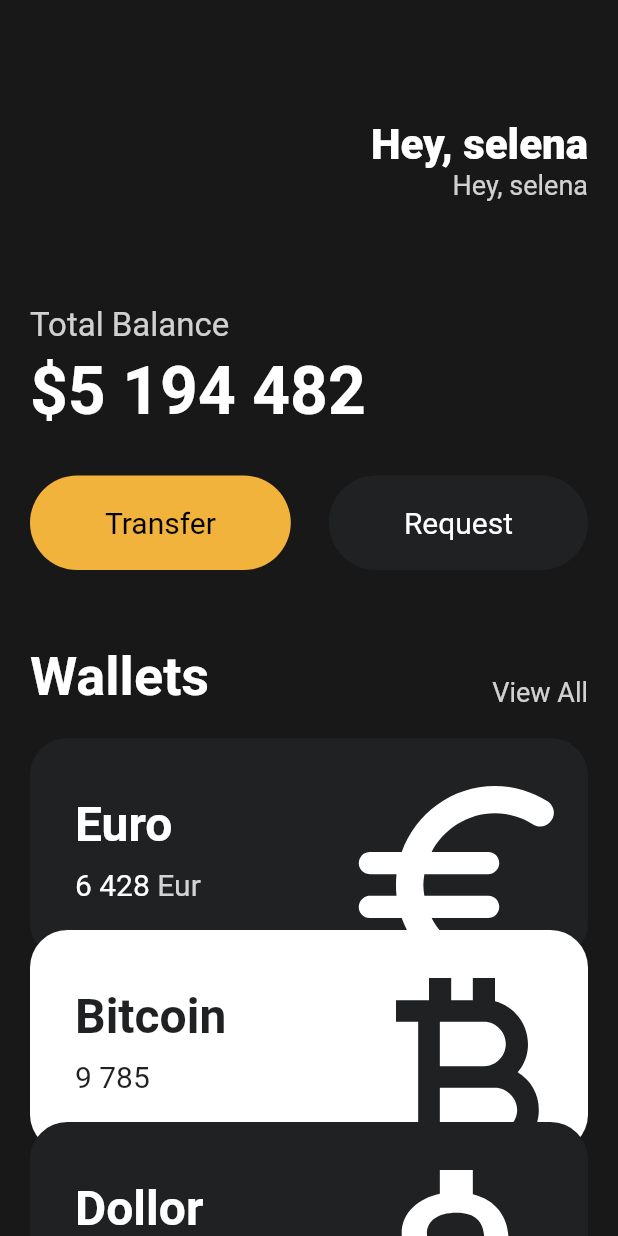
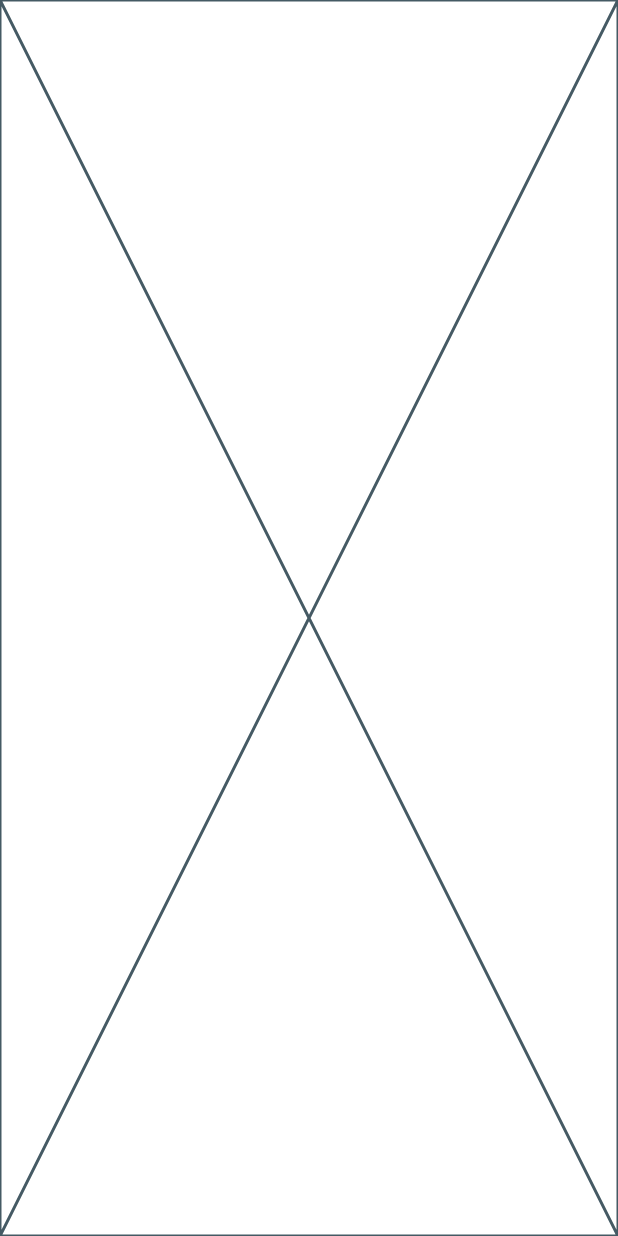
Before and after one commit to kokoball/toonflix, a Flutter app: the screen it shows after launch, on a phone screen of 412 x 824 dp. Run offline on Flutter 3.47's test engine with Material 2 defaults, Android fonts, the phone set to English and light mode, and no system bars.

Commit message:
5. pomodoro app start

```diff
--- a/lib/main.dart
+++ b/lib/main.dart
@@ -1,6 +1,5 @@
 import 'package:flutter/material.dart';
-import 'package:toonflix/widgets/button.dart';
-import 'package:toonflix/widgets/currency_card.dart';
+import 'package:toonflix/screens/home_screen.dart';
 
 void main() {
   runApp(const App());
@@ -12,140 +11,16 @@ class App extends StatelessWidget {
   @override
   Widget build(BuildContext context) {
     return MaterialApp(
-      home: Scaffold(
-        backgroundColor: const Color(0xFF181818),
-        body: SingleChildScrollView(
-          child: Padding(
-            padding: const EdgeInsets.symmetric(
-              horizontal: 20,
-            ),
-            child: Column(
-              crossAxisAlignment: CrossAxisAlignment.start,
-              children: [
-                const SizedBox(
-                  height: 80,
-                ),
-                Row(
-                  mainAxisAlignment: MainAxisAlignment.end,
-                  children: [
-                    Column(
-                      crossAxisAlignment: CrossAxisAlignment.end,
-                      children: [
-                        const Text(
-                          'Hey, selena',
-                          style: TextStyle(
-                            color: Colors.white,
-                            fontSize: 28,
-                            fontWeight: FontWeight.w900,
-                          ),
-                        ),
-                        Text(
-                          'Hey, selena',
-                          style: TextStyle(
-                            color: Colors.white.withOpacity(0.8),
-                            fontSize: 18,
-                          ),
-                        ),
-                      ],
-                    )
-                  ],
-                ),
-                const SizedBox(
-                  height: 70,
-                ),
-                Text(
-                  'Total Balance',
-                  style: TextStyle(
-                    fontSize: 22,
-                    color: Colors.white.withOpacity(0.8),
-                  ),
-                ),
-                const SizedBox(
-                  height: 5,
-                ),
-                const Text(
-                  '\$5 194 482',
-                  style: TextStyle(
-                    fontSize: 44,
-                    fontWeight: FontWeight.w600,
-                    color: Colors.white,
-                  ),
-                ),
-                const SizedBox(
-                  height: 30,
-                ),
-                Row(
-                  mainAxisAlignment: MainAxisAlignment.spaceBetween,
-                  children: const [
-                    Button(
-                        text: 'Transfer',
-                        bgColor: Color(0xFFF1B33B),
-                        textColor: Colors.black),
-                    Button(
-                        text: 'Request',
-                        bgColor: Color(0xFF1F2123),
-                        textColor: Colors.white),
-                  ],
-                ),
-                const SizedBox(
-                  height: 50,
-                ),
-                Row(
-                  crossAxisAlignment: CrossAxisAlignment.end,
-                  mainAxisAlignment: MainAxisAlignment.spaceBetween,
-                  children: [
-                    const Text(
-                      'Wallets',
-                      style: TextStyle(
-                        color: Colors.white,
-                        fontSize: 36,
-                        fontWeight: FontWeight.w600,
-                      ),
-                    ),
-                    Text(
-                      'View All',
-                      style: TextStyle(
-                        color: Colors.white.withOpacity(0.8),
-                        fontSize: 18,
-                      ),
-                    )
-                  ],
-                ),
-                const SizedBox(
-                  height: 20,
-                ),
-                const CurrencyCard(
-                  name: 'Euro',
-                  code: 'Eur',
-                  amount: '6 428',
-                  icon: Icons.euro_rounded,
-                  isInverted: false,
-                ),
-                Transform.translate(
-                  offset: const Offset(0, -20),
-                  child: const CurrencyCard(
-                    name: 'Bitcoin',
-                    code: 'BTC',
-                    amount: '9 785',
-                    icon: Icons.currency_bitcoin,
-                    isInverted: true,
-                  ),
-                ),
-                Transform.translate(
-                  offset: const Offset(0, -40),
-                  child: const CurrencyCard(
-                    name: 'Dollor',
-                    code: 'USD',
-                    amount: '428',
-                    icon: Icons.attach_money_outlined,
-                    isInverted: false,
-                  ),
-                ),
-              ],
-            ),
+        theme: ThemeData(
+          textTheme: const TextTheme(
+              displayLarge: TextStyle(
+            color: Color(0xFF232B55),
+          )),
+          cardColor: const Color(0xFFF4EDDB),
+          colorScheme: const ColorScheme.light(
+            background: Color(0xFFE7626C),
           ),
         ),
-      ),
-    );
+        home: const HomeScreen());
   }
 }
--- /dev/null
+++ b/lib/screens/home_screen.dart
@@ -0,0 +1,16 @@
+import 'package:flutter/src/widgets/framework.dart';
+import 'package:flutter/src/widgets/placeholder.dart';
+
+class HomeScreen extends StatefulWidget {
+  const HomeScreen({super.key});
+
+  @override
+  State<HomeScreen> createState() => _HomeScreenState();
+}
+
+class _HomeScreenState extends State<HomeScreen> {
+  @override
+  Widget build(BuildContext context) {
+    return const Placeholder();
+  }
+}
--- a/lib/widgets/button.dart
+++ /dev/null
@@ -1,35 +0,0 @@
-import 'package:flutter/material.dart';
-
-class Button extends StatelessWidget {
-  final String text;
-  final Color bgColor;
-  final Color textColor;
-
-  const Button({
-    super.key,
-    required this.text,
-    required this.bgColor,
-    required this.textColor,
-  });
-
-  @override
-  Widget build(BuildContext context) {
-    return Container(
-      decoration: BoxDecoration(
-          color: bgColor, borderRadius: BorderRadius.circular(45)),
-      child: Padding(
-        padding: const EdgeInsets.symmetric(
-          vertical: 20,
-          horizontal: 50,
-        ),
-        child: Text(
-          text,
-          style: TextStyle(
-            fontSize: 20,
-            color: textColor,
-          ),
-        ),
-      ),
-    );
-  }
-}
--- a/lib/widgets/currency_card.dart
+++ /dev/null
@@ -1,82 +0,0 @@
-import 'package:flutter/material.dart';
-
-class CurrencyCard extends StatelessWidget {
-  final String name, code, amount;
-  final IconData icon;
-  final bool isInverted;
-
-  final _blackColor = const Color(0xFF1F2123);
-
-  const CurrencyCard({
-    super.key,
-    required this.name,
-    required this.code,
-    required this.amount,
-    required this.icon,
-    required this.isInverted,
-  });
-
-  @override
-  Widget build(BuildContext context) {
-    return Container(
-      clipBehavior: Clip.hardEdge,
-      decoration: BoxDecoration(
-        color: isInverted ? Colors.white : _blackColor,
-        borderRadius: BorderRadius.circular(25),
-      ),
-      child: Padding(
-        padding: const EdgeInsets.all(30),
-        child: Row(
-          mainAxisAlignment: MainAxisAlignment.spaceBetween,
-          children: [
-            Column(
-              crossAxisAlignment: CrossAxisAlignment.start,
-              children: [
-                Text(
-                  name,
-                  style: TextStyle(
-                    color: !isInverted ? Colors.white : _blackColor,
-                    fontSize: 32,
-                    fontWeight: FontWeight.w600,
-                  ),
-                ),
-                const SizedBox(
-                  height: 10,
-                ),
-                Row(
-                  children: [
-                    Text(
-                      amount,
-                      style: TextStyle(
-                        color: !isInverted ? Colors.white : _blackColor,
-                        fontSize: 20,
-                      ),
-                    ),
-                    const SizedBox(
-                      width: 5,
-                    ),
-                    Text(
-                      code,
-                      style: TextStyle(
-                        color: Colors.white.withOpacity(0.8),
-                        fontSize: 20,
-                      ),
-                    ),
-                  ],
-                )
-              ],
-            ),
-            Transform.scale(
-              scale: 2,
-              child: Transform.translate(
-                offset: const Offset(-5, 12),
-                child: Icon(icon,
-                    color: !isInverted ? Colors.white : _blackColor, size: 88),
-              ),
-            )
-          ],
-        ),
-      ),
-    );
-  }
-}
```
